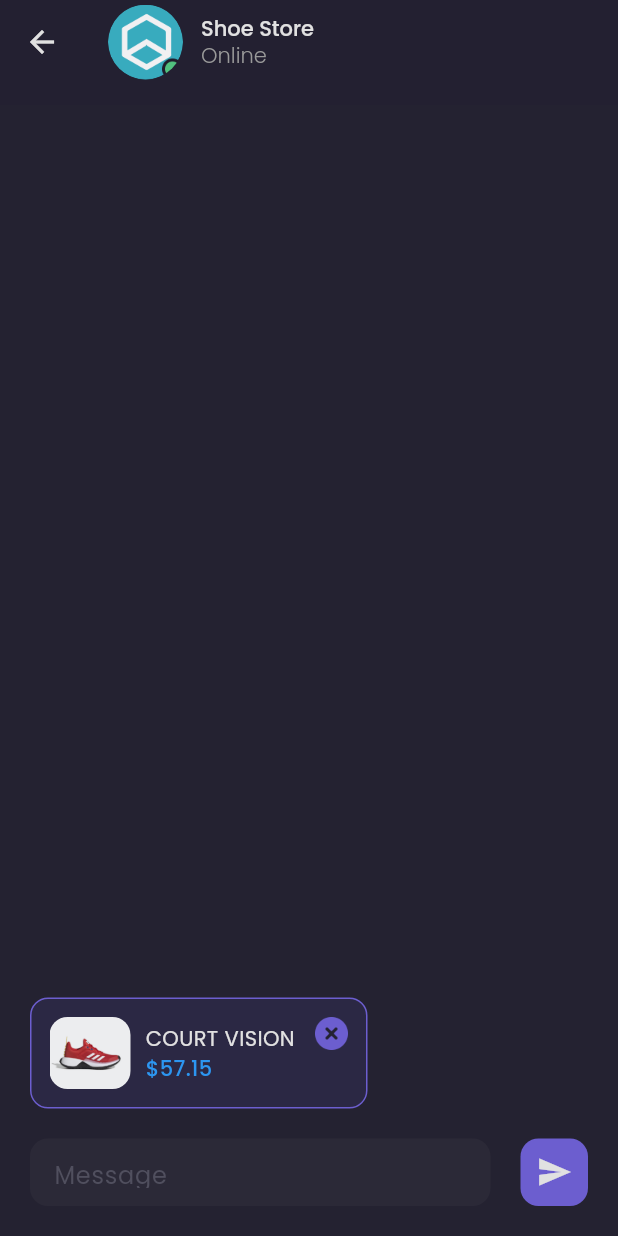
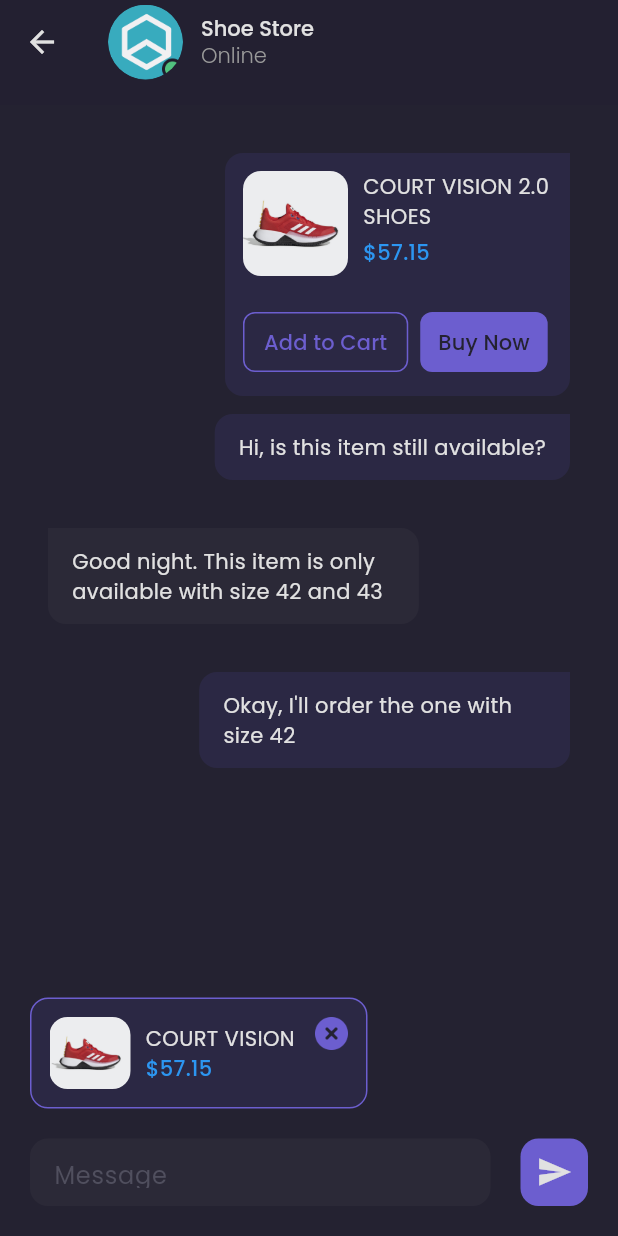
Before and after one commit to dzakyadlh/shoesee-app-fe, a Flutter app: the ChatDetailScreen screen opened by its route, on a phone screen of 412 x 824 dp. Run offline on Flutter 3.47's test engine with Material 3 defaults, Android fonts, the phone set to English and light mode, and no system bars; our stand-ins replace google_fonts; statements that could not run were skipped.

Commit message:
updates, finished chat detail screen

```diff
--- /dev/null
+++ b/lib/components/chat_bubble.dart
@@ -0,0 +1,147 @@
+import 'package:e_commerce_app/components/custom_buttons.dart';
+import 'package:flutter/material.dart';
+import 'package:e_commerce_app/theme.dart';
+import 'package:google_fonts/google_fonts.dart';
+
+class ChatBubble extends StatelessWidget {
+  const ChatBubble(
+      {super.key,
+      required this.chatText,
+      required this.isSender,
+      this.hasProduct = false});
+
+  final String chatText;
+  final bool isSender;
+  final bool hasProduct;
+
+  @override
+  Widget build(BuildContext context) {
+    Widget productPreview() {
+      return Container(
+        width: 230,
+        padding: const EdgeInsets.all(12),
+        margin: const EdgeInsets.only(bottom: 12),
+        decoration: BoxDecoration(
+            borderRadius: BorderRadius.only(
+                topLeft: Radius.circular(isSender ? 12 : 0),
+                topRight: Radius.circular(isSender ? 0 : 12),
+                bottomLeft: const Radius.circular(12),
+                bottomRight: const Radius.circular(12)),
+            color: isSender ? tertiaryColor : backgroundSecondaryColor),
+        child: Column(
+          children: [
+            Row(
+              mainAxisAlignment: MainAxisAlignment.start,
+              crossAxisAlignment: CrossAxisAlignment.start,
+              children: [
+                ClipRRect(
+                  borderRadius: BorderRadius.circular(12),
+                  child: Image.asset(
+                    'assets/images/shoe_1.png',
+                    width: 70,
+                    height: 70,
+                    fit: BoxFit.cover,
+                  ),
+                ),
+                const SizedBox(
+                  width: 10,
+                ),
+                Expanded(
+                  child: Column(
+                    mainAxisAlignment: MainAxisAlignment.center,
+                    crossAxisAlignment: CrossAxisAlignment.start,
+                    children: [
+                      Text(
+                        'COURT VISION 2.0 SHOES',
+                        style: primaryTextStyle.copyWith(fontSize: 14),
+                      ),
+                      const SizedBox(
+                        height: 4,
+                      ),
+                      Text(
+                        '\$57.15',
+                        style: priceTextStyle.copyWith(
+                            fontSize: 14, fontWeight: medium),
+                      ),
+                    ],
+                  ),
+                ),
+              ],
+            ),
+            const SizedBox(
+              height: 20,
+            ),
+            Row(
+              children: [
+                OutlinedButton(
+                    onPressed: () {},
+                    style: OutlinedButton.styleFrom(
+                        padding: const EdgeInsets.symmetric(horizontal: 14),
+                        side: BorderSide(color: primaryColor),
+                        shape: RoundedRectangleBorder(
+                            borderRadius: BorderRadius.circular(8))),
+                    child: Text(
+                      'Add to Cart',
+                      style: buttonTextStyle,
+                    )),
+                const SizedBox(
+                  width: 8,
+                ),
+                TextButton(
+                  onPressed: () {},
+                  style: TextButton.styleFrom(
+                      backgroundColor: primaryColor,
+                      shape: RoundedRectangleBorder(
+                          borderRadius: BorderRadius.circular(8))),
+                  child: Text(
+                    'Buy Now',
+                    style: GoogleFonts.poppins(
+                        color: backgroundTertiaryColor, fontWeight: medium),
+                  ),
+                )
+              ],
+            )
+          ],
+        ),
+      );
+    }
+
+    return Container(
+      width: double.infinity,
+      margin: EdgeInsets.only(top: defaultMargin),
+      child: Column(
+        crossAxisAlignment:
+            isSender ? CrossAxisAlignment.end : CrossAxisAlignment.start,
+        children: [
+          hasProduct ? productPreview() : const SizedBox(),
+          Row(
+            mainAxisAlignment:
+                isSender ? MainAxisAlignment.end : MainAxisAlignment.start,
+            children: [
+              Flexible(
+                child: Container(
+                  constraints: BoxConstraints(
+                      maxWidth: MediaQuery.of(context).size.width * 0.6),
+                  padding:
+                      const EdgeInsets.symmetric(horizontal: 16, vertical: 12),
+                  decoration: BoxDecoration(
+                      borderRadius: BorderRadius.only(
+                          topLeft: Radius.circular(isSender ? 12 : 0),
+                          topRight: Radius.circular(isSender ? 0 : 12),
+                          bottomLeft: const Radius.circular(12),
+                          bottomRight: const Radius.circular(12)),
+                      color:
+                          isSender ? tertiaryColor : backgroundSecondaryColor),
+                  child: Text(
+                    chatText,
+                    style: primaryTextStyle.copyWith(fontSize: 14),
+                  ),
+                ),
+              )
+            ],
+          ),
+        ],
+      ),
+    );
+  }
+}
--- a/lib/components/filled_button.dart
+++ b/lib/components/custom_buttons.dart
@@ -34,12 +34,13 @@ class ExpandedFilledButton extends StatelessWidget {
 }
 
 class CustomFilledButton extends StatelessWidget {
-  const CustomFilledButton(
-      {super.key,
-      required this.buttonHeight,
-      required this.buttonText,
-      required this.buttonTextSize,
-      required this.onPressed});
+  const CustomFilledButton({
+    super.key,
+    required this.buttonHeight,
+    required this.buttonText,
+    required this.buttonTextSize,
+    required this.onPressed,
+  });
 
   final double buttonHeight;
   final String buttonText;
--- a/lib/screens/chat_detail_screen.dart
+++ b/lib/screens/chat_detail_screen.dart
@@ -1,3 +1,4 @@
+import 'package:e_commerce_app/components/chat_bubble.dart';
 import 'package:flutter/material.dart';
 import 'package:e_commerce_app/theme.dart';
 
@@ -162,16 +163,36 @@ class ChatDetailScreen extends StatelessWidget {
       );
     }
 
+    Widget contents() {
+      return ListView(
+        padding: EdgeInsets.symmetric(
+          horizontal: defaultMargin,
+        ),
+        children: const [
+          ChatBubble(
+            chatText: 'Hi, is this item still available?',
+            isSender: true,
+            hasProduct: true,
+          ),
+          ChatBubble(
+            chatText:
+                'Good night. This item is only available with size 42 and 43',
+            isSender: false,
+          ),
+          ChatBubble(
+            chatText: 'Okay, I\'ll order the one with size 42',
+            isSender: true,
+          )
+        ],
+      );
+    }
+
     return Scaffold(
       appBar: header(),
       backgroundColor: backgroundTertiaryColor,
       resizeToAvoidBottomInset: false,
       body: SafeArea(
-        child: Container(
-          child: const Column(
-            children: [],
-          ),
-        ),
+        child: Container(child: contents()),
       ),
       bottomNavigationBar: chatInput(),
     );
```
